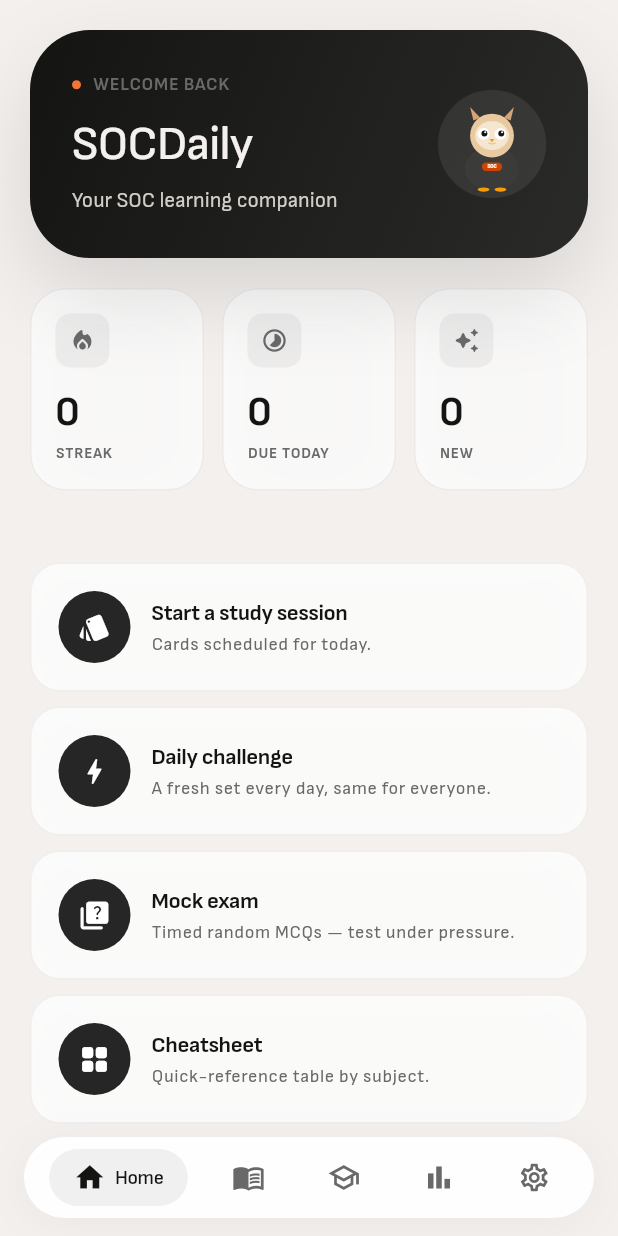
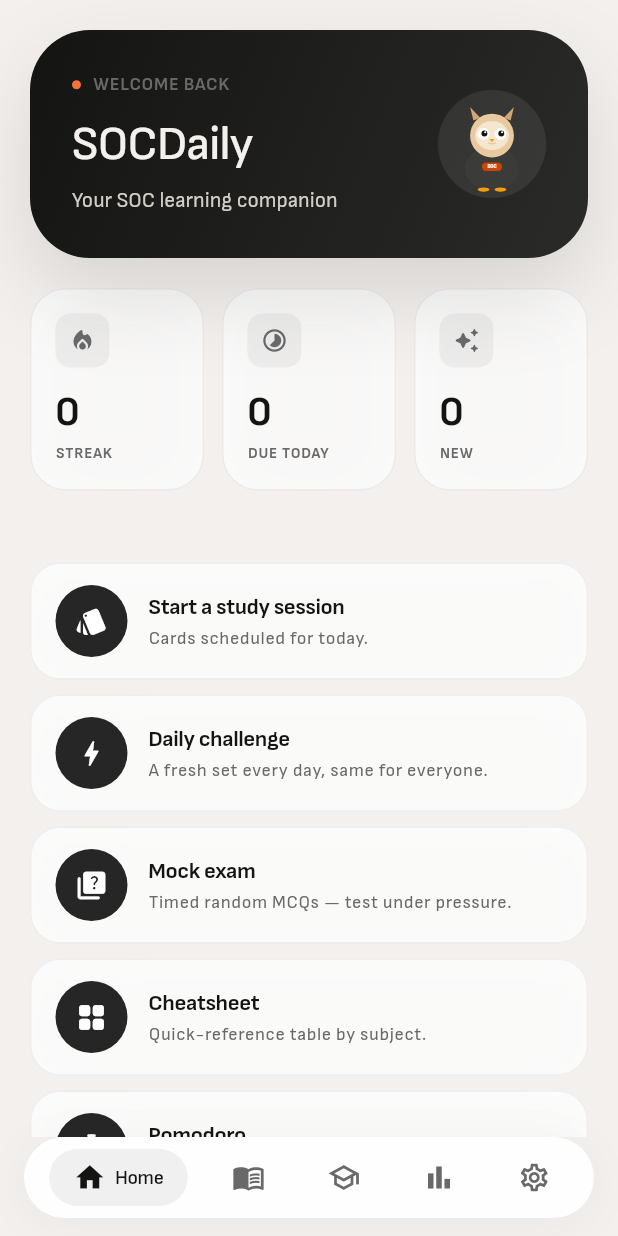
Before and after one commit to keaume34/SOCDaily, a Flutter app: the screen it shows after launch, after a tap on "Skip", on a phone screen of 412 x 824 dp. Run offline on Flutter 3.47's test engine with Material 3 defaults, Android fonts, the phone set to English and light mode, and no system bars; our stand-ins replace confetti, dio, drift, flutter_markdown, flutter_riverpod, flutter_svg and 5 more; accounts and stored records are empty; generated files the repository leaves out were written again.

Commit message:
fix(ui): tighten feature card proportions — higher aspect ratio, less padding
Co-Authored-By: Devin AI <158243242+devin-ai-integration[bot]@users.noreply.github.com>

```diff
--- a/app/lib/src/features/home/home_screen.dart
+++ b/app/lib/src/features/home/home_screen.dart
@@ -353,7 +353,7 @@ class _FeatureGrid extends StatelessWidget {
         crossAxisCount: 2,
         mainAxisSpacing: 12,
         crossAxisSpacing: 12,
-        childAspectRatio: 2.8,
+        childAspectRatio: 3.8,
         children: items,
       );
     }
@@ -469,7 +469,7 @@ class _FeatureCard extends StatelessWidget {
                 onTap: onTap,
                 borderRadius: BorderRadius.circular(20),
                 child: Padding(
-                  padding: const EdgeInsets.symmetric(horizontal: 18, vertical: 18),
+                  padding: const EdgeInsets.symmetric(horizontal: 16, vertical: 14),
                   child: Row(
                     children: [
                       Container(
```
